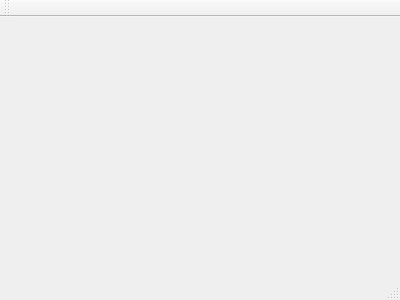
The window that src/mainwindow.ui (SIACYikeWANG/Prometheus) describes before a commit, drawn with Qt 5.
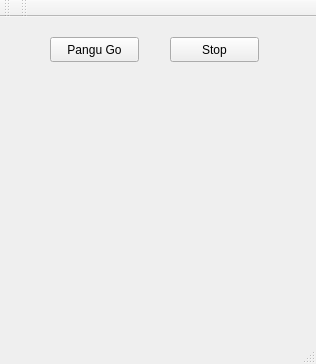
The same window after the commit.

Commit message: Implement GUI interface!Add keyPressEvent and PushButton signal slot!

What changed in the file:
```diff
--- a/src/mainwindow.ui
+++ b/src/mainwindow.ui
@@ -1,24 +1,67 @@
 <ui version="4.0">
  <class>MainWindow</class>
- <widget class="QMainWindow" name="MainWindow" >
-  <property name="geometry" >
+ <widget class="QMainWindow" name="MainWindow">
+  <property name="geometry">
    <rect>
     <x>0</x>
     <y>0</y>
-    <width>400</width>
-    <height>300</height>
+    <width>316</width>
+    <height>364</height>
    </rect>
   </property>
   <property name="windowTitle" >
    <string>MainWindow</string>
   </property>
-  <widget class="QMenuBar" name="menuBar" />
-  <widget class="QToolBar" name="mainToolBar" />
-  <widget class="QWidget" name="centralWidget" />
-  <widget class="QStatusBar" name="statusBar" />
+  <widget class="QWidget" name="centralWidget">
+   <widget class="QPushButton" name="PanguGo_PushButton">
+    <property name="geometry">
+     <rect>
+      <x>50</x>
+      <y>20</y>
+      <width>89</width>
+      <height>25</height>
+     </rect>
+    </property>
+    <property name="text">
+     <string>Pangu Go</string>
+    </property>
+   </widget>
+   <widget class="QPushButton" name="Stop_PushButton">
+    <property name="geometry">
+     <rect>
+      <x>170</x>
+      <y>20</y>
+      <width>89</width>
+      <height>25</height>
+     </rect>
+    </property>
+    <property name="text">
+     <string>Stop</string>
+    </property>
+   </widget>
+  </widget>
+  <widget class="QToolBar" name="mainToolBar">
+   <attribute name="toolBarArea">
+    <enum>TopToolBarArea</enum>
+   </attribute>
+   <attribute name="toolBarBreak">
+    <bool>false</bool>
+   </attribute>
+  </widget>
+  <widget class="QStatusBar" name="statusBar"/>
+  <widget class="QToolBar" name="toolBar">
+   <property name="windowTitle">
+    <string>toolBar</string>
+   </property>
+   <attribute name="toolBarArea">
+    <enum>TopToolBarArea</enum>
+   </attribute>
+   <attribute name="toolBarBreak">
+    <bool>false</bool>
+   </attribute>
+  </widget>
  </widget>
- <layoutDefault spacing="6" margin="11" />
- <pixmapfunction></pixmapfunction>
+ <layoutdefault spacing="6" margin="11"/>
  <resources/>
  <connections/>
 </ui>
```
Left out of the diff: 5 changed lines with no effect on the pictures. The commit also changes 4 other files.
